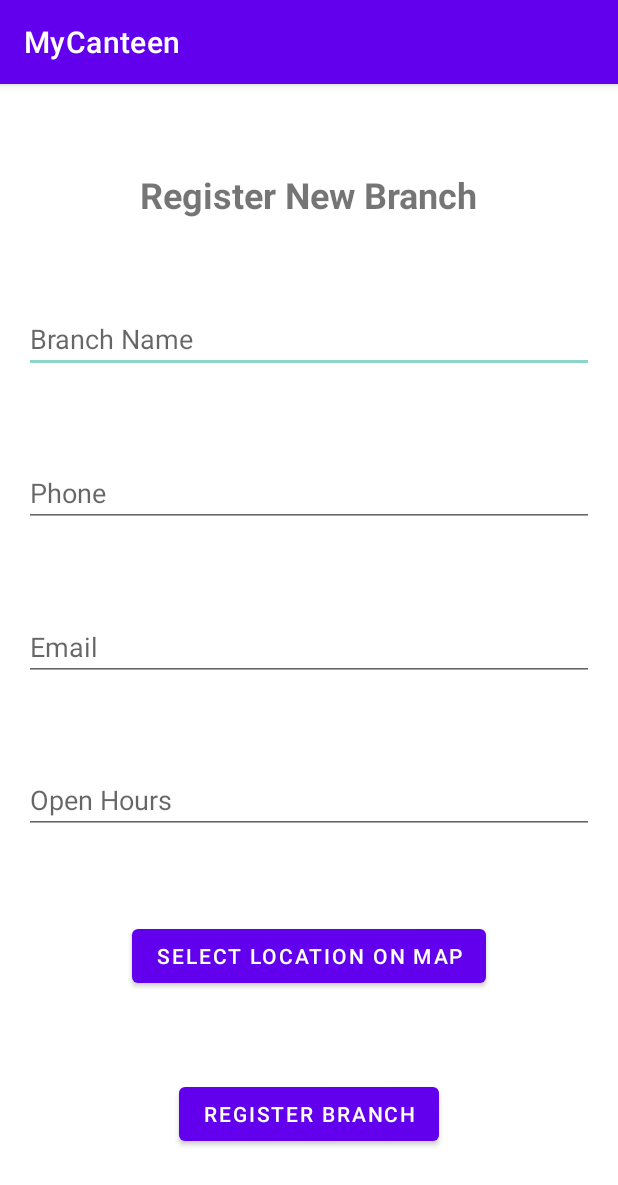
After one commit to nuskan1234/Food-App, an Android app: the AddBranchActivity screen opened directly, with no data from a screen before it, on a phone screen of 412 x 824 dp. The commit adds this screen. Shown: the top 1185 px of the screen. Run offline under Robolectric (Android 15) with nearby library versions, the phone set to English and light mode, and no system bars.

Commit message:
commited by nuskan

```diff
--- /dev/null
+++ b/app/src/main/java/com/testing/foodmanagement/AddBranchActivity.java
@@ -0,0 +1,67 @@
+package com.testing.foodmanagement;
+
+import android.content.Intent;
+import android.os.Bundle;
+import android.widget.Button;
+import android.widget.EditText;
+import androidx.annotation.Nullable;
+import androidx.appcompat.app.AppCompatActivity;
+import com.google.android.gms.maps.model.LatLng;
+
+public class AddBranchActivity extends AppCompatActivity {
+
+    private EditText branchNameEditText;
+    private EditText branchPhoneEditText;
+    private EditText branchEmailEditText;
+    private EditText branchOpenHoursEditText;
+    private Button selectLocationButton;
+    private Button registerBranchButton;
+
+    private LatLng selectedLocation;
+
+    @Override
+    protected void onCreate(@Nullable Bundle savedInstanceState) {
+        super.onCreate(savedInstanceState);
+        setContentView(R.layout.activity_add_branch);
+
+        branchNameEditText = findViewById(R.id.branchNameEditText);
+        branchPhoneEditText = findViewById(R.id.branchPhoneEditText);
+        branchEmailEditText = findViewById(R.id.branchEmailEditText);
+        branchOpenHoursEditText = findViewById(R.id.branchOpenHoursEditText);
+        selectLocationButton = findViewById(R.id.selectLocationButton);
+        registerBranchButton = findViewById(R.id.registerBranchButton);
+
+        selectLocationButton.setOnClickListener(v -> {
+            // Code to launch Google Maps activity to select location
+            Intent intent = new Intent(AddBranchActivity.this, SelectLocationActivity.class);
+            startActivityForResult(intent, 1);
+        });
+
+        registerBranchButton.setOnClickListener(v -> {
+            // Code to register branch with the details
+            String branchName = branchNameEditText.getText().toString();
+            String phone = branchPhoneEditText.getText().toString();
+            String email = branchEmailEditText.getText().toString();
+            String openHours = branchOpenHoursEditText.getText().toString();
+
+            if (selectedLocation != null) {
+                String location = selectedLocation.latitude + "," + selectedLocation.longitude;
+
+                // Save branch information to database
+                DBHelper dbHelper = new DBHelper(this);
+                dbHelper.addBranch(new Branch(branchName, phone, email, openHours, location));
+            } else {
+                // Handle the case where location is not selected
+            }
+        });
+    }
+
+    @Override
+    protected void onActivityResult(int requestCode, int resultCode, @Nullable Intent data) {
+        super.onActivityResult(requestCode, resultCode, data);
+        if (requestCode == 1 && resultCode == RESULT_OK && data != null) {
+            // Handle location result from Google Maps
+            selectedLocation = data.getParcelableExtra("location");
+        }
+    }
+}
--- /dev/null
+++ b/app/src/main/res/layout/activity_add_branch.xml
@@ -0,0 +1,89 @@
+<androidx.constraintlayout.widget.ConstraintLayout xmlns:android="http://schemas.android.com/apk/res/android"
+    xmlns:tools="http://schemas.android.com/tools"
+    xmlns:app="http://schemas.android.com/apk/res-auto"
+    android:layout_width="match_parent"
+    android:layout_height="match_parent"
+    android:padding="16dp"
+    tools:context=".AddBranchActivity">
+
+    <TextView
+        android:id="@+id/title"
+        android:layout_width="wrap_content"
+        android:layout_height="wrap_content"
+        android:text="Register New Branch"
+        android:textSize="24sp"
+        android:textStyle="bold"
+        app:layout_constraintTop_toTopOf="parent"
+        app:layout_constraintStart_toStartOf="parent"
+        app:layout_constraintEnd_toEndOf="parent"
+        app:layout_constraintBottom_toTopOf="@+id/branchNameEditText"
+        android:layout_marginBottom="16dp" />
+
+    <EditText
+        android:id="@+id/branchNameEditText"
+        android:layout_width="0dp"
+        android:layout_height="wrap_content"
+        android:hint="Branch Name"
+        app:layout_constraintTop_toBottomOf="@+id/title"
+        app:layout_constraintStart_toStartOf="parent"
+        app:layout_constraintEnd_toEndOf="parent"
+        app:layout_constraintBottom_toTopOf="@+id/branchPhoneEditText"
+        android:layout_marginBottom="16dp" />
+
+    <EditText
+        android:id="@+id/branchPhoneEditText"
+        android:layout_width="0dp"
+        android:layout_height="wrap_content"
+        android:hint="Phone"
+        android:inputType="phone"
+        app:layout_constraintTop_toBottomOf="@+id/branchNameEditText"
+        app:layout_constraintStart_toStartOf="parent"
+        app:layout_constraintEnd_toEndOf="parent"
+        app:layout_constraintBottom_toTopOf="@+id/branchEmailEditText"
+        android:layout_marginBottom="16dp" />
+
+    <EditText
+        android:id="@+id/branchEmailEditText"
+        android:layout_width="0dp"
+        android:layout_height="wrap_content"
+        android:hint="Email"
+        android:inputType="textEmailAddress"
+        app:layout_constraintTop_toBottomOf="@+id/branchPhoneEditText"
+        app:layout_constraintStart_toStartOf="parent"
+        app:layout_constraintEnd_toEndOf="parent"
+        app:layout_constraintBottom_toTopOf="@+id/branchOpenHoursEditText"
+        android:layout_marginBottom="16dp" />
+
+    <EditText
+        android:id="@+id/branchOpenHoursEditText"
+        android:layout_width="0dp"
+        android:layout_height="wrap_content"
+        android:hint="Open Hours"
+        app:layout_constraintTop_toBottomOf="@+id/branchEmailEditText"
+        app:layout_constraintStart_toStartOf="parent"
+        app:layout_constraintEnd_toEndOf="parent"
+        app:layout_constraintBottom_toTopOf="@+id/selectLocationButton"
+        android:layout_marginBottom="16dp" />
+
+    <Button
+        android:id="@+id/selectLocationButton"
+        android:layout_width="wrap_content"
+        android:layout_height="wrap_content"
+        android:text="Select Location on Map"
+        app:layout_constraintTop_toBottomOf="@+id/branchOpenHoursEditText"
+        app:layout_constraintStart_toStartOf="parent"
+        app:layout_constraintEnd_toEndOf="parent"
+        app:layout_constraintBottom_toTopOf="@+id/registerBranchButton"
+        android:layout_marginBottom="16dp" />
+
+    <Button
+        android:id="@+id/registerBranchButton"
+        android:layout_width="wrap_content"
+        android:layout_height="wrap_content"
+        android:text="Register Branch"
+        app:layout_constraintTop_toBottomOf="@+id/selectLocationButton"
+        app:layout_constraintStart_toStartOf="parent"
+        app:layout_constraintEnd_toEndOf="parent"
+        app:layout_constraintBottom_toBottomOf="parent" />
+
+</androidx.constraintlayout.widget.ConstraintLayout>
--- a/app/src/main/res/layout/activity_admin_dashboard.xml
+++ b/app/src/main/res/layout/activity_admin_dashboard.xml
@@ -243,6 +243,7 @@
         </androidx.cardview.widget.CardView>
 
         <androidx.cardview.widget.CardView
+            android:id="@+id/addBranch"
             android:layout_width="0dp"
             android:layout_height="wrap_content"
             android:layout_margin="8dp"
```
Also changed, not shown: app/src/main/AndroidManifest.xml (+10 -0 lines), app/src/main/java/com/testing/foodmanagement/AdminDashboardActivity.java (+8 -0 lines), app/src/main/java/com/testing/foodmanagement/Branch.java (added, +37 -0 lines), app/src/main/java/com/testing/foodmanagement/DBHelper.java (+42 -1 lines), app/src/main/java/com/testing/foodmanagement/SelectLocationActivity.java (added, +41 -0 lines), app/src/main/res/layout/activity_select_location.xml (added, +11 -0 lines).
